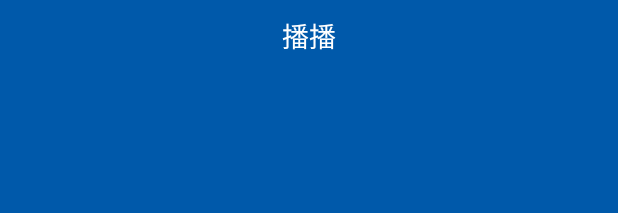
After one commit to templeyan/Project, an Android app: the layout layout_home_fragment.xml on its own in the app's theme, with its tools: preview values and no code run, on a phone screen of 412 x 824 dp. The commit adds this screen. Shown: the top 213 px of the screen. Run offline under Robolectric (Android 15) with nearby library versions, the phone set to English and light mode, and no system bars.

Commit message:
DK建好了首页推荐的碎片

```diff
--- a/app/build.gradle
+++ b/app/build.gradle
@@ -25,7 +25,6 @@ dependencies {
         exclude group: 'com.android.support', module: 'support-annotations'
     })
     compile 'com.android.support:appcompat-v7:25.1.1'
-    testCompile 'junit:junit:4.12'
     compile 'com.squareup.okhttp:okhttp:2.0.0'
     compile 'com.squareup.okhttp:okhttp-urlconnection:2.0.0'
     compile 'com.zhy:okhttputils:2.6.2'
@@ -33,4 +32,6 @@ dependencies {
     compile 'com.android.support:recyclerview-v7:25.1.1'
     compile 'com.android.support:design:25.1.1'
     compile 'de.hdodenhof:circleimageview:2.1.0'
+    compile 'com.android.support:support-v4:25.1.1'
+    testCompile 'junit:junit:4.12'
 }
--- a/app/src/main/java/com/ymy/suiyue/fragment/Home_NewestFragment.java
+++ b/app/src/main/java/com/ymy/suiyue/fragment/Home_NewestFragment.java
@@ -4,16 +4,14 @@ import android.os.Bundle;
 import android.support.v4.app.Fragment;
 import android.support.v7.widget.LinearLayoutManager;
 import android.support.v7.widget.RecyclerView;
-import android.util.Log;
 import android.view.LayoutInflater;
 import android.view.View;
 import android.view.ViewGroup;
 
 import com.ymy.suiyue.R;
-
-import com.ymy.suiyue.constants.InterfaceUri;
 import com.ymy.suiyue.adapter.MyNewestAdapter;
 import com.ymy.suiyue.bean.NewestInformation;
+import com.ymy.suiyue.constants.InterfaceUri;
 import com.ymy.suiyue.util.TimeUtils;
 import com.zhy.http.okhttp.OkHttpUtils;
 import com.zhy.http.okhttp.callback.StringCallback;
@@ -59,7 +57,6 @@ public class Home_NewestFragment extends Fragment {
 
                     @Override
                     public void onResponse(String response, int id) {
-                        Log.i("info", "onResponse: "+response);
                         try {
                             JSONObject jsonObject = new JSONObject(response);
                             JSONObject object = jsonObject.getJSONObject("data");
--- /dev/null
+++ b/app/src/main/res/layout/layout_home_fragment.xml
@@ -0,0 +1,44 @@
+<?xml version="1.0" encoding="utf-8"?>
+<LinearLayout xmlns:android="http://schemas.android.com/apk/res/android"
+    xmlns:app="http://schemas.android.com/apk/res-auto"
+    android:id="@+id/homeFragmentLayout"
+    android:layout_width="match_parent"
+    android:layout_height="match_parent"
+    android:background="@color/homeBackground"
+    android:orientation="vertical">
+
+
+    <TextView
+        android:layout_width="match_parent"
+        android:layout_height="wrap_content"
+        android:layout_marginTop="10dp"
+        android:gravity="center"
+        android:text="@string/bobo"
+        android:textColor="@color/white"
+        android:textSize="18sp" />
+
+    <android.support.design.widget.TabLayout
+        android:id="@+id/tabLayout"
+        android:layout_width="match_parent"
+        android:layout_height="wrap_content"
+        android:background="@color/homeBackground"
+        app:tabGravity="fill"
+        app:tabIndicatorColor="@color/white"
+        app:tabMode="fixed"
+        app:tabSelectedTextColor="@color/white"
+        app:tabTextColor="@color/gray" />
+
+    <LinearLayout
+        android:layout_width="match_parent"
+        android:layout_height="0dp"
+        android:layout_weight="1"
+        android:orientation="vertical">
+
+        <android.support.v4.view.ViewPager
+            android:id="@+id/viewPager"
+            android:layout_width="match_parent"
+            android:layout_height="wrap_content"
+            android:layout_weight="10" />
+    </LinearLayout>
+
+</LinearLayout>
--- a/app/src/main/res/values/colors.xml
+++ b/app/src/main/res/values/colors.xml
@@ -6,5 +6,6 @@
     <color name="gray">#cccccc</color>
     <color name="black">#000000</color>
     <color name="white">#ffffff</color>
+    <color name="green">#00ff00</color>
     <color name="homeBackground">#0059AA</color>
 </resources>
--- a/app/src/main/res/values/strings.xml
+++ b/app/src/main/res/values/strings.xml
@@ -3,7 +3,8 @@
     <string name="tuijian">推荐</string>
     <string name="zuixin">最新</string>
     <string name="huati">话题</string>
-    <string name="suiyue">碎乐</string>
+    <string name="bobo">播播</string>
     <string name="faxian">发现</string>
     <string name="local">本地音乐</string>
+
 </resources>
```
Also changed, not shown: app/src/main/java/com/ymy/suiyue/activity/HomePageActivity.java (+35 -31 lines), app/src/main/java/com/ymy/suiyue/fragment/HomePageFragment.java (added, +55 -0 lines), app/src/main/res/color/radiobutton_textcolor.xml (added, +7 -0 lines), app/src/main/res/drawable/ic_find.xml (added, +9 -0 lines), app/src/main/res/drawable/ic_recommend.xml (added, +9 -0 lines), app/src/main/res/drawable/ic_wb_sunny.xml (added, +9 -0 lines), app/src/main/res/layout/activity_home_page.xml (+44 -25 lines), app/src/main/res/layout/activity_main.xml (deleted, +0 -17 lines), app/src/main/recommend-web.png (added).
